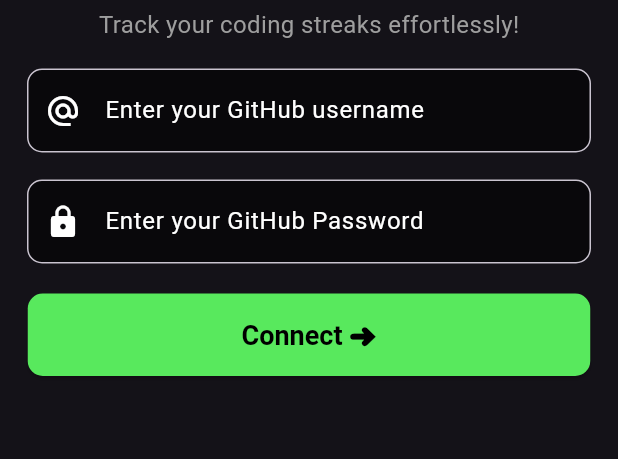
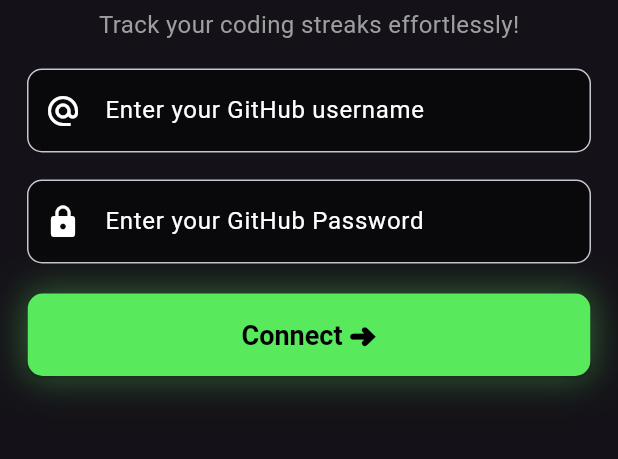
Before and after one commit to zen-void59/Git-Streak-App, a Flutter app: the screen it shows after launch, on a phone screen of 412 x 824 dp, the part 251-710 px from its top. Run offline on Flutter 3.47's test engine with Material 3 defaults, Android fonts, the phone set to English and light mode, and no system bars.

Commit message:
done with the login page

```diff
--- a/lib/login_page.dart
+++ b/lib/login_page.dart
@@ -61,7 +61,18 @@
               ),
             ),
             const SizedBox(height: 20),
-            SizedBox(
+            Container(
+              decoration: BoxDecoration(
+                borderRadius: BorderRadius.circular(10),
+                boxShadow:[
+                  BoxShadow(
+                    color: Colors.green.withOpacity(0.5),
+                    blurRadius: 20,
+                    spreadRadius: 2,
+                  ),
+                ],
+              ),
+              child: SizedBox(
                 width: 375,
                 child: ElevatedButton(
                   onPressed: () {
@@ -79,6 +90,7 @@
                                 ),
                 ),
               ),
+            ),
           ],
         ),
       ),
```
Lines whose indentation alone changed are shown as unchanged.
